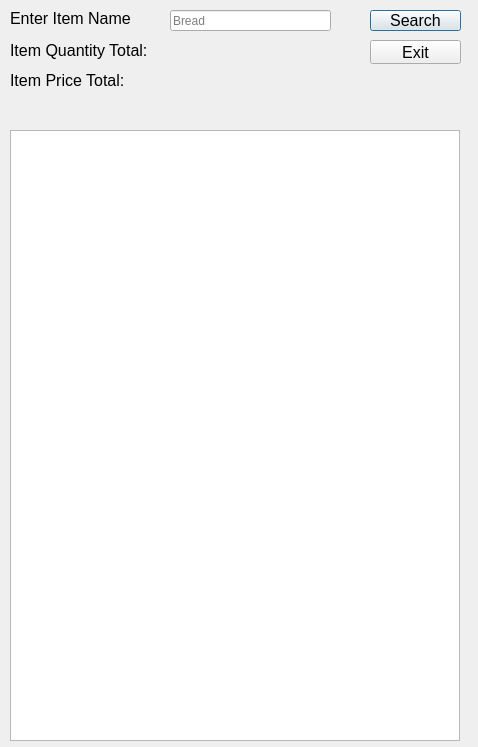
First picture: the form in itemdisplay.ui, repository max9001/Bulk-Club-Project, before the edit.
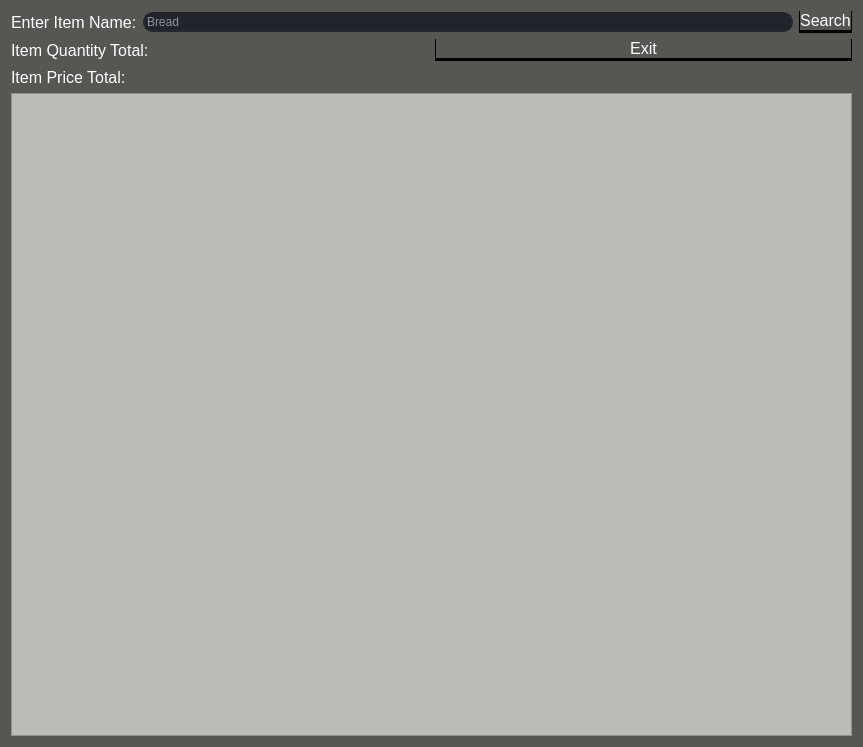
Second picture: the form after the edit.

Diff of the .ui file:
```diff
--- a/itemdisplay.ui
+++ b/itemdisplay.ui
@@ -6,32 +6,196 @@
    <rect>
     <x>0</x>
     <y>0</y>
-    <width>478</width>
+    <width>863</width>
     <height>747</height>
    </rect>
   </property>
   <property name="windowTitle">
    <string>Inventory</string>
   </property>
-  <widget class="QTableView" name="tableView">
-   <property name="geometry">
-    <rect>
-     <x>10</x>
-     <y>130</y>
-     <width>450</width>
-     <height>611</height>
-    </rect>
-   </property>
-  </widget>
+  <property name="styleSheet">
+   <string notr="true">QPushButton{
+	background-color: rgb(46, 52, 54);
+	border: none;
+	color: rgb(255, 255, 255);
+	border-left: 1px solid rgb(0, 0, 0);
+	border-right: 1px solid rgb(0, 0, 0);
+	border-bottom: 3px solid rgb(0, 0, 0);
+}
+
+QPushButton:hover{
+	background-color: rgb(59, 59, 59);
+	border: none;
+	color: rgb(255, 255, 255);
+	border-left: 1px solid rgb(29, 29, 29);
+	border-right: 1px solid rgb(29, 29, 29);
+	border-bottom: 3px solid rgb(29, 29, 29);
+}
+
+QPushButton:pressed{
+	background-color: rgb(46, 52, 54);
+	border: none;
+	color: rgb(255, 255, 255);
+	border-left: 1px solid rgb(0, 0, 0);
+	border-right: 1px solid rgb(0, 0, 0);
+	border-top: 3px solid rgb(0, 0, 0);
+}
+
+QDialog{
+	background-color: rgb(85, 87, 83);
+}
+
+QWidget{
+	background-color: rgb(85, 87, 83);
+}
+
+QMainWindow{
+	background-color: rgb(85, 87, 83);
+}
+
+QLabel{
+	color: rgb(255, 255, 255);
+	
+}
+
+QLineEdit{
+	border: 2px solid rgb(37, 39, 48);
+	border-radius: 10px;
+	color: #FFF;
+	background-color:rgb(34, 36, 44);
+}
+
+QLineEdit:hover{
+	border: 2px solid rgb(48, 50, 62);
+}
+
+QLineEdit:focus{
+	border: 2px solid rgb(85, 170, 255);
+	background-color:rgb(43, 45, 56);
+}
+
+
+/*--------------------------------------------------------------------------------------------*/
+
+ QScrollBar:vertical {
+	border: none;
+    background: rgb(45, 45, 68);
+    width: 14px;
+    margin: 15px 0 15px 0;
+	border-radius: 0px;
+ }
+
+/*  HANDLE BAR VERTICAL */
+QScrollBar::handle:vertical {	
+	background-color: rgb(80, 80, 122);
+	min-height: 30px;
+	border-radius: 7px;
+}
+QScrollBar::handle:vertical:hover{	
+	background-color: rgb(255, 0, 127);
+}
+QScrollBar::handle:vertical:pressed {	
+	background-color: rgb(185, 0, 92);
+}
+
+/* BTN TOP - SCROLLBAR */
+QScrollBar::sub-line:vertical {
+	border: none;
+	background-color: rgb(59, 59, 90);
+	height: 15px;
+	border-top-left-radius: 7px;
+	border-top-right-radius: 7px;
+	subcontrol-position: top;
+	subcontrol-origin: margin;
+}
+QScrollBar::sub-line:vertical:hover {	
+	background-color: rgb(255, 0, 127);
+}
+QScrollBar::sub-line:vertical:pressed {	
+	background-color: rgb(185, 0, 92);
+}
+
+/* BTN BOTTOM - SCROLLBAR */
+QScrollBar::add-line:vertical {
+	border: none;
+	background-color: rgb(59, 59, 90);
+	height: 15px;
+	border-bottom-left-radius: 7px;
+	border-bottom-right-radius: 7px;
+	subcontrol-position: bottom;
+	subcontrol-origin: margin;
+}
+QScrollBar::add-line:vertical:hover {	
+	background-color: rgb(255, 0, 127);
+}
+QScrollBar::add-line:vertical:pressed {	
+	background-color: rgb(185, 0, 92);
+}
+
+/* RESET ARROW */
+QScrollBar::up-arrow:vertical, QScrollBar::down-arrow:vertical {
+	background: none;
+}
+QScrollBar::add-page:vertical, QScrollBar::sub-page:vertical {
+	background: none;
+}
+
+
+QTableView{
+	background-color: rgb(186, 189, 182);
+}
+
+
+
+QScrollBar:horizontal {
+    border: none;
+    background: rgb(45, 45, 68);
+    width: 14px;
+    margin: 15px 0 15px 0;
+	border-radius: 0px;
+}
+QScrollBar::handle:horizontal {
+    background-color: rgb(80, 80, 122);
+	min-height: 30px;
+	border-radius: 7px;
+}
+QScrollBar::add-line:horizontal {
+    background-color: rgb(255, 0, 127);
+}
+
+QScrollBar::sub-line:horizontal {
+    background-color: rgb(185, 0, 92);
+}
+QScrollBar::up-arrow:horizontal, QScrollBar::down-arrow:horizontal
+{
+    background: none;
+}
+QScrollBar::add-page:horizontal, QScrollBar::sub-page:horizontal
+{
+    background: none;
+}
+
+</string>
+  </property>
+  <layout class="QVBoxLayout" name="verticalLayout_2">
+   <item>
+    <layout class="QVBoxLayout" name="verticalLayout">
+     <item>
+      <layout class="QHBoxLayout" name="horizontalLayout">
+       <item>
+        <widget class="QLabel" name="label">
+         <property name="font">
+          <font>
+           <pointsize>12</pointsize>
+          </font>
+         </property>
+         <property name="text">
+          <string>Enter Item Name:</string>
+         </property>
+        </widget>
+       </item>
+       <item>
   <widget class="QLineEdit" name="itemSearchBar">
-   <property name="geometry">
-    <rect>
-     <x>170</x>
-     <y>10</y>
-     <width>161</width>
-     <height>21</height>
-    </rect>
-   </property>
    <property name="text">
     <string/>
    </property>
@@ -39,15 +203,9 @@
     <string>Bread</string>
    </property>
   </widget>
+       </item>
+       <item>
   <widget class="QPushButton" name="searchButton">
-   <property name="geometry">
-    <rect>
-     <x>370</x>
-     <y>10</y>
-     <width>91</width>
-     <height>21</height>
-    </rect>
-   </property>
    <property name="font">
     <font>
      <pointsize>12</pointsize>
@@ -60,50 +218,18 @@
     <string>Search</string>
    </property>
   </widget>
-  <widget class="QLabel" name="label">
-   <property name="geometry">
-    <rect>
-     <x>10</x>
-     <y>10</y>
-     <width>121</width>
-     <height>16</height>
-    </rect>
-   </property>
-   <property name="font">
-    <font>
-     <pointsize>12</pointsize>
-    </font>
-   </property>
-   <property name="text">
-    <string>Enter Item Name:</string>
-   </property>
-  </widget>
-  <widget class="QLabel" name="itemPriceTotal">
-   <property name="geometry">
-    <rect>
-     <x>10</x>
-     <y>70</y>
-     <width>321</width>
-     <height>20</height>
-    </rect>
-   </property>
-   <property name="font">
-    <font>
-     <pointsize>12</pointsize>
-    </font>
-   </property>
-   <property name="text">
-    <string>Item Price Total: </string>
-   </property>
-  </widget>
+       </item>
+      </layout>
+     </item>
+     <item>
+      <layout class="QHBoxLayout" name="horizontalLayout_2">
+       <item>
   <widget class="QLabel" name="itemQuantityTotal">
-   <property name="geometry">
-    <rect>
-     <x>10</x>
-     <y>40</y>
+         <property name="minimumSize">
+          <size>
      <width>321</width>
      <height>20</height>
-    </rect>
+          </size>
    </property>
    <property name="font">
     <font>
@@ -114,15 +240,9 @@
     <string>Item Quantity Total: </string>
    </property>
   </widget>
+       </item>
+       <item>
   <widget class="QPushButton" name="pushButton">
-   <property name="geometry">
-    <rect>
-     <x>370</x>
-     <y>40</y>
-     <width>91</width>
-     <height>24</height>
-    </rect>
-   </property>
    <property name="font">
     <font>
      <pointsize>12</pointsize>
@@ -135,6 +255,33 @@
     <string>Exit</string>
    </property>
   </widget>
+       </item>
+      </layout>
+     </item>
+     <item>
+      <widget class="QLabel" name="itemPriceTotal">
+       <property name="minimumSize">
+        <size>
+         <width>321</width>
+         <height>20</height>
+        </size>
+       </property>
+       <property name="font">
+        <font>
+         <pointsize>12</pointsize>
+        </font>
+       </property>
+       <property name="text">
+        <string>Item Price Total: </string>
+       </property>
+      </widget>
+     </item>
+     <item>
+      <widget class="QTableView" name="tableView"/>
+     </item>
+    </layout>
+   </item>
+  </layout>
  </widget>
  <resources/>
  <connections/>
```
Lines whose indentation alone changed are shown as unchanged.
